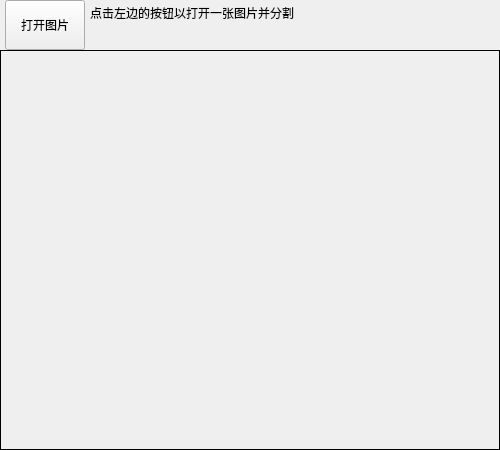
Qt form MainWindow.ui (BrilliantYuKaimin/ImgSegQtDemo) before a commit.
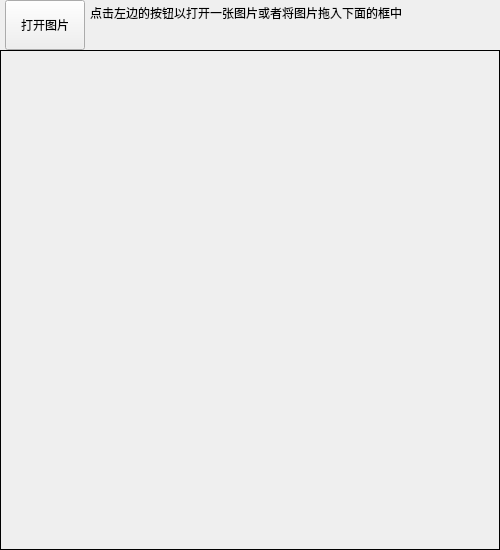
The same form after that commit.

Commit message: 调整界面

```diff
--- a/MainWindow.ui
+++ b/MainWindow.ui
@@ -7,7 +7,7 @@
     <x>0</x>
     <y>0</y>
     <width>500</width>
-    <height>450</height>
+    <height>550</height>
    </rect>
   </property>
   <property name="sizePolicy">
@@ -29,7 +29,7 @@
       <x>0</x>
       <y>50</y>
       <width>500</width>
-      <height>400</height>
+      <height>500</height>
      </rect>
     </property>
     <property name="frameShape">
@@ -62,7 +62,7 @@
      </rect>
     </property>
     <property name="text">
-     <string>点击左边的按钮以打开一张图片并分割</string>
+     <string>点击左边的按钮以打开一张图片或者将图片拖入下面的框中</string>
     </property>
    </widget>
    <widget class="QLabel" name="label_2">
```
The commit also changes 1 other file.
